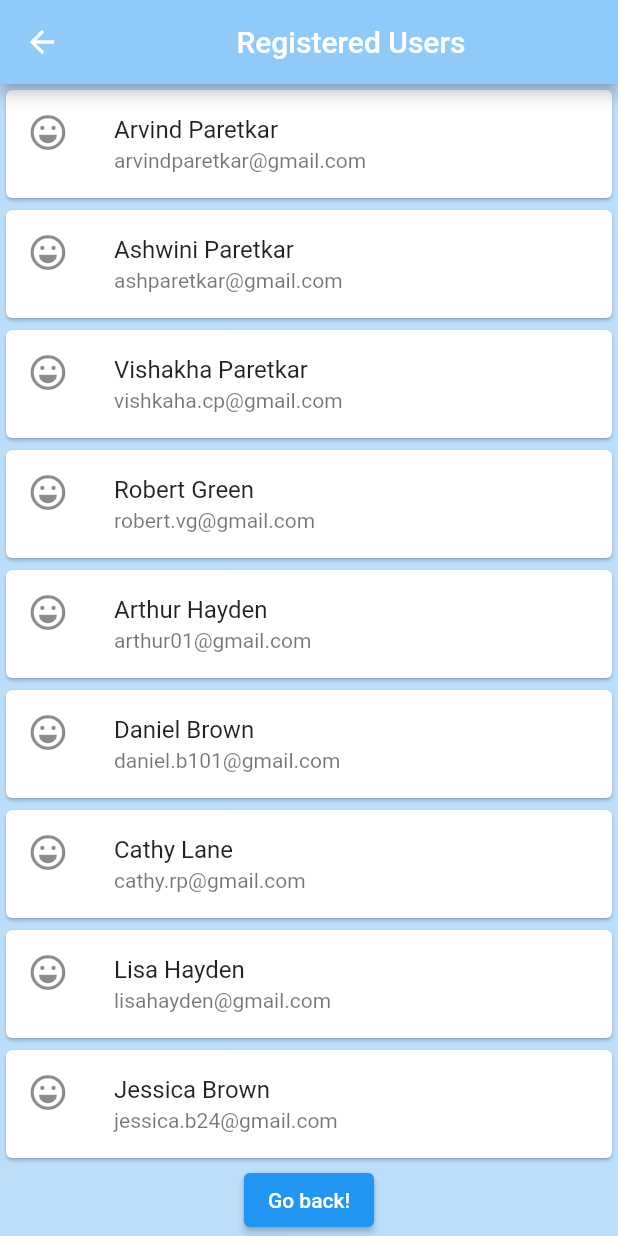
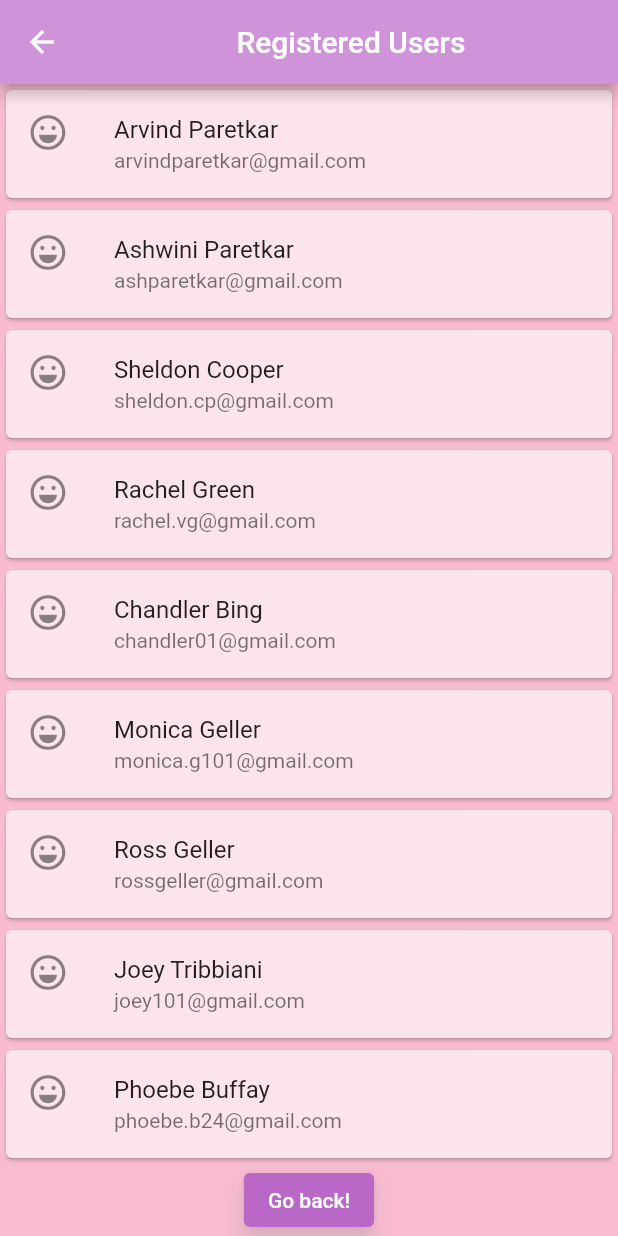
Before and after one commit to alwaysaditi/newproject1, a Flutter app: the UserList screen opened directly, scrolled down 80 dp, on a phone screen of 412 x 824 dp. Run offline on Flutter 3.47's test engine with Material 2 defaults, Android fonts, the phone set to English and light mode, and no system bars; our stand-ins replace font_awesome_flutter, sqflite; missing offline and left inert: dart:ffi; accounts and stored records are empty.

Commit message:
UI updated

```diff
--- a/lib/main.dart
+++ b/lib/main.dart
@@ -19,7 +19,7 @@ class MyHomePage extends StatelessWidget {
             // Here we take the value from the MyHomePage object that was created by
             // the App.build method, and use it to set our appbar title.
             title: Center(child: Text('Banking Application')),
-            backgroundColor: Colors.teal[200]),
+            backgroundColor: Colors.purple[200]),
         body: Builder(
           builder: (context) => Container(
               constraints: BoxConstraints.expand(),
@@ -28,6 +28,7 @@ class MyHomePage extends StatelessWidget {
                       fit: BoxFit.fill,
                       image: AssetImage('assets/images/frontpage.jpeg'))),
               child: Column(
+
                 mainAxisAlignment: MainAxisAlignment.center,
                 children: [
                   ElevatedButton(
--- a/lib/userlist.dart
+++ b/lib/userlist.dart
@@ -14,13 +14,14 @@ class UserList extends StatelessWidget {
           title: Center(
             child: Text('Registered Users'),
           ),
-          backgroundColor: Colors.blue[200]),
-      backgroundColor: Colors.blue[100],
+          backgroundColor: Colors.purple[200]),
+      backgroundColor: Colors.pink[100],
       body: Center(
         child: SingleChildScrollView(
           child: Wrap(
             children: [
               Card(
+              color: Colors.pink.shade50,
                 child: Column(
                   mainAxisSize: MainAxisSize.min,
                   children: <Widget>[
@@ -37,6 +38,7 @@ class UserList extends StatelessWidget {
                 ),
               ),
               Card(
+                color: Colors.pink.shade50,
                 child: Column(
                   mainAxisSize: MainAxisSize.min,
                   children: <Widget>[
@@ -49,6 +51,7 @@ class UserList extends StatelessWidget {
                 ),
               ),
               Card(
+                color: Colors.pink.shade50,
                 child: Column(
                   mainAxisSize: MainAxisSize.min,
                   children: <Widget>[
@@ -61,95 +64,109 @@ class UserList extends StatelessWidget {
                 ),
               ),
               Card(
+                color: Colors.pink.shade50,
                 child: Column(
                   mainAxisSize: MainAxisSize.min,
                   children: <Widget>[
                     const ListTile(
                       leading: Icon(FontAwesomeIcons.laugh),
-                      title: Text('Vishakha Paretkar'),
-                      subtitle: Text('vishkaha.cp@gmail.com'),
+                      title: Text('Sheldon Cooper'),
+                      subtitle: Text('sheldon.cp@gmail.com'),
                     ),
                   ],
                 ),
               ),
               Card(
+                color: Colors.pink.shade50,
                 child: Column(
                   mainAxisSize: MainAxisSize.min,
                   children: <Widget>[
                     const ListTile(
                       leading: Icon(FontAwesomeIcons.laugh),
-                      title: Text('Robert Green'),
-                      subtitle: Text('robert.vg@gmail.com'),
+                      title: Text('Rachel Green'),
+                      subtitle: Text('rachel.vg@gmail.com'),
                     ),
                   ],
                 ),
               ),
               Card(
+                color: Colors.pink.shade50,
                 child: Column(
                   mainAxisSize: MainAxisSize.max,
                   children: <Widget>[
                     const ListTile(
                       leading: Icon(FontAwesomeIcons.laugh),
-                      title: Text('Arthur Hayden'),
-                      subtitle: Text('arthur01@gmail.com'),
+                      title: Text('Chandler Bing'),
+                      subtitle: Text('chandler01@gmail.com'),
                     ),
                   ],
                 ),
               ),
               Card(
+                color: Colors.pink.shade50,
                 child: Column(
                   mainAxisSize: MainAxisSize.min,
                   children: <Widget>[
                     const ListTile(
                       leading: Icon(FontAwesomeIcons.laugh),
-                      title: Text('Daniel Brown'),
-                      subtitle: Text('daniel.b101@gmail.com'),
+                      title: Text('Monica Geller'),
+                      subtitle: Text('monica.g101@gmail.com'),
                     ),
                   ],
                 ),
               ),
               Card(
+                color: Colors.pink.shade50,
                 child: Column(
                   mainAxisSize: MainAxisSize.min,
                   children: <Widget>[
                     const ListTile(
                       leading: Icon(FontAwesomeIcons.laugh),
-                      title: Text('Cathy Lane'),
-                      subtitle: Text('cathy.rp@gmail.com'),
+                      title: Text('Ross Geller'),
+                      subtitle: Text('rossgeller@gmail.com'),
                     ),
                   ],
                 ),
               ),
               Card(
+                color: Colors.pink.shade50,
                 child: Column(
                   mainAxisSize: MainAxisSize.min,
                   children: <Widget>[
                     const ListTile(
                       leading: Icon(FontAwesomeIcons.laugh),
-                      title: Text('Lisa Hayden'),
-                      subtitle: Text('lisahayden@gmail.com'),
+                      title: Text('Joey Tribbiani'),
+                      subtitle: Text('joey101@gmail.com'),
                     ),
                   ],
                 ),
               ),
               Card(
+                color: Colors.pink.shade50,
                 child: Column(
                   mainAxisSize: MainAxisSize.min,
                   children: <Widget>[
                     const ListTile(
                       leading: Icon(FontAwesomeIcons.laugh),
-                      title: Text('Jessica Brown'),
-                      subtitle: Text('jessica.b24@gmail.com'),
+                      title: Text('Phoebe Buffay'),
+                      subtitle: Text('phoebe.b24@gmail.com'),
                     ),
                   ],
                 ),
               ),
               Center(
+
                 child: ElevatedButton(
                   onPressed: () {
                     Navigator.pop(context);
                   },
                   child: Text('Go back!'),
+                                 style: ElevatedButton.styleFrom(
+              primary: Colors.purple[300],
+               onPrimary: Colors.white,
+      shadowColor: Colors.pink[50],
+      elevation: 5,
+            )
                 ),
               )
             ],
--- a/lib/userobject.dart
+++ b/lib/userobject.dart
@@ -19,20 +19,20 @@ UserObject obj3 =
     UserObject('Ashwini Paretkar', 23000, 'ashparetkar@gmail.com', 3);
 
 UserObject obj4 =
-    UserObject('Vishakha Paretkar', 22000, 'vishakha.cp@gmail.com', 4);
+    UserObject('Sheldon Cooper', 22000, 'sheldon.cp@gmail.com', 4);
 
-UserObject obj5 = UserObject('Robert Green', 29000, 'robert.vg@gmail.com', 5);
+UserObject obj5 = UserObject('Rachel Green', 29000, 'rachel.vg@gmail.com', 5);
 
-UserObject obj6 = UserObject('Arthur Hayden', 28000, 'arthur01@gmail.com', 6);
+UserObject obj6 = UserObject('Chandler Bing', 28000, 'chandler01@gmail.com', 6);
 
-UserObject obj7 = UserObject('Daniel Brown', 21000, 'daniel.b101@gmail.com', 7);
+UserObject obj7 = UserObject('Monica Geller', 21000, 'monica.g101@gmail.com', 7);
 
-UserObject obj8 = UserObject('Cathy Lane', 23000, 'ashparetkar@gmail.com', 8);
+UserObject obj8 = UserObject('Ross Geller', 23000, 'rossgeller@gmail.com', 8);
 
-UserObject obj9 = UserObject('Lisa Hayden', 27000, 'lisahayden@gmail.com', 9);
+UserObject obj9 = UserObject('Joey Tribbiani', 27000, 'joey101@gmail.com', 9);
 
 UserObject obj10 =
-    UserObject('Jessica Brown', 22000, 'jessica.b24@gmail.com', 10);
+    UserObject('Phoebe Buffay', 22000, 'phoebe.b24@gmail.com', 10);
 
 List<UserObject> arr = [
   obj1,
```
Also changed, not shown: lib/amount.dart (+59 -13 lines), lib/paymentack.dart (added, +78 -0 lines), lib/receivers.dart (+7 -4 lines), lib/senders.dart (+12 -3 lines), lib/transferecord.dart (+33 -6 lines), assets/images/fontpage.jpg (added), assets/images/frontpage.jpeg, assets/images/transferspage.jpg (added).
